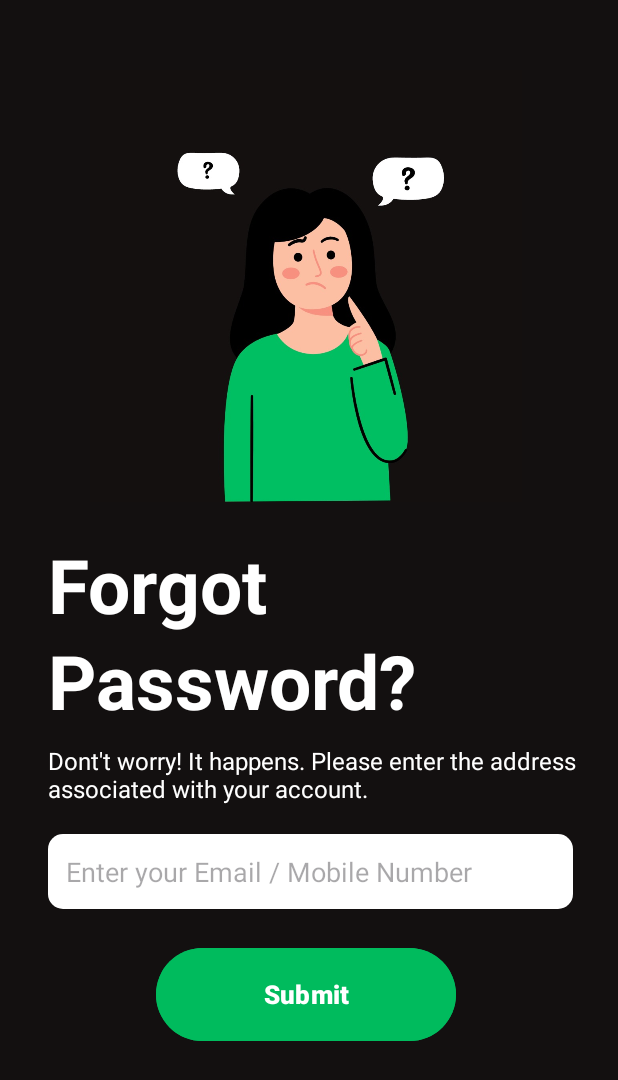
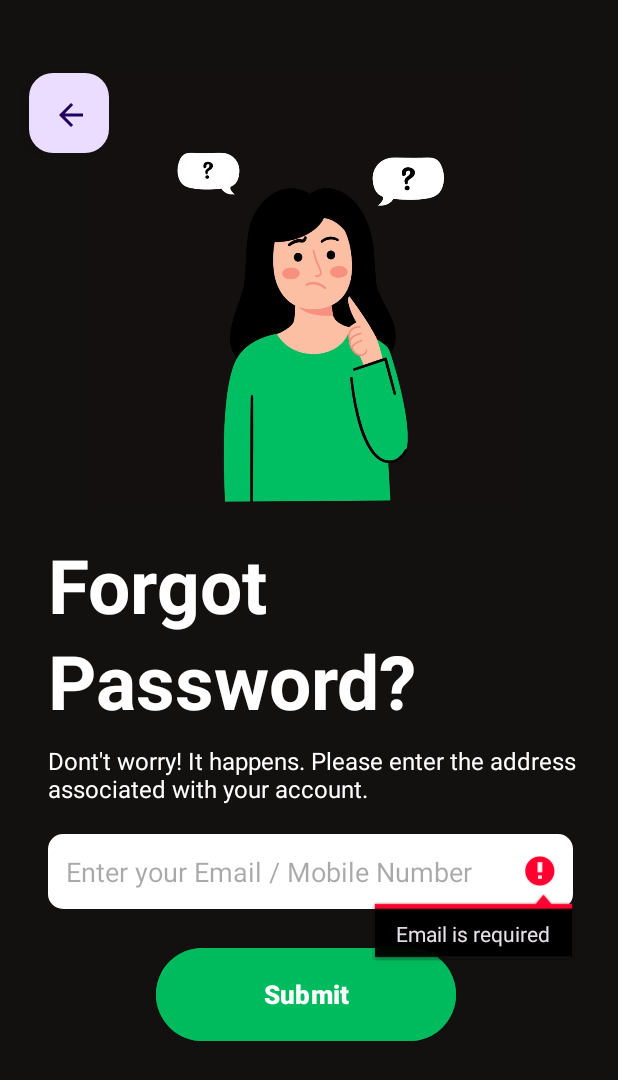
Before and after one commit to Vino200003/Recipeapp, an Android app: the forgot screen opened directly, with no data from a screen before it, after a tap on "Submit", on a phone screen of 412 x 824 dp. Shown: the top 1080 px of the screen. Run offline under Robolectric (Android 15) with nearby library versions, the phone set to English and light mode, and no system bars; our stand-ins replace Firebase (no records; nobody signed in at launch, a user with empty details on screens opened directly).

Commit message:
forgot password

```diff
--- a/app/src/main/java/com/example/project_chefino/forgot.java
+++ b/app/src/main/java/com/example/project_chefino/forgot.java
@@ -1,38 +1,71 @@
 package com.example.project_chefino;
 
-import android.content.Intent;
 import android.os.Bundle;
+import android.util.Patterns;
 import android.view.View;
 import android.widget.Button;
 import android.widget.EditText;
 import android.widget.Toast;
+import androidx.annotation.NonNull;
 import androidx.appcompat.app.AppCompatActivity;
+import com.google.android.gms.tasks.OnCompleteListener;
+import com.google.android.gms.tasks.Task;
+import com.google.firebase.auth.FirebaseAuth;
 
 public class forgot extends AppCompatActivity {
 
-    EditText emailOrPhone;
-    Button submit;
+    private FirebaseAuth mAuth;
+    private EditText emailInput;
+    private Button submitButton;
 
     @Override
     protected void onCreate(Bundle savedInstanceState) {
         super.onCreate(savedInstanceState);
-        setContentView(R.layout.activity_forgot); // Set your XML layout here
+        setContentView(R.layout.activity_forgot);  // Link to your forgot.xml layout
 
-        emailOrPhone = findViewById(R.id.emailorphone);
-        submit = findViewById(R.id.submit2);
+        // Initialize Firebase Auth
+        mAuth = FirebaseAuth.getInstance();
 
-        submit.setOnClickListener(new View.OnClickListener() {
+        // Initialize the views
+        emailInput = findViewById(R.id.emailorphone);  // EditText
+        submitButton = findViewById(R.id.submit2);      // Button
+
+        // Set an onClickListener for the submit button
+        submitButton.setOnClickListener(new View.OnClickListener() {
             @Override
             public void onClick(View v) {
-                String input = emailOrPhone.getText().toString().trim();
-                if (input.isEmpty()) {
-                    Toast.makeText(forgot.this, "Please enter your email or phone number", Toast.LENGTH_SHORT).show();
+                // Get email from the EditText
+                String email = emailInput.getText().toString().trim();
+
+                // Check if email is empty
+                if (email.isEmpty()) {
+                    emailInput.setError("Email is required");
+                    emailInput.requestFocus();
+                    return;
+                }
+
+                // Optionally, validate email format
+                if (!Patterns.EMAIL_ADDRESS.matcher(email).matches()) {
+                    emailInput.setError("Please provide a valid email");
+                    emailInput.requestFocus();
+                    return;
+                }
+
+                // Call the resetPassword method
+                resetPassword(email);
+            }
+        });
+    }
+
+    // Method to reset the password using Firebase
+    private void resetPassword(String email) {
+        mAuth.sendPasswordResetEmail(email).addOnCompleteListener(new OnCompleteListener<Void>() {
+            @Override
+            public void onComplete(@NonNull Task<Void> task) {
+                if (task.isSuccessful()) {
+                    Toast.makeText(forgot.this, "Check your email to reset your password!", Toast.LENGTH_LONG).show();
                 } else {
-                    // Assume sending OTP logic here
-                    Toast.makeText(forgot.this, "OTP sent to " + input, Toast.LENGTH_SHORT).show();
-                    // Redirect to OTP page
-                    Intent intent = new Intent(forgot.this, otp.class);
-                    startActivity(intent);
+                    Toast.makeText(forgot.this, "Failed to send reset email!", Toast.LENGTH_LONG).show();
                 }
             }
         });
--- a/app/src/main/res/layout/activity_forgot.xml
+++ b/app/src/main/res/layout/activity_forgot.xml
@@ -40,6 +40,22 @@
             app:layout_constraintStart_toStartOf="parent"
             app:layout_constraintTop_toTopOf="parent"
             app:srcCompat="@drawable/forgot" />
+
+        <com.google.android.material.floatingactionbutton.FloatingActionButton
+            android:id="@+id/back"
+            android:layout_width="56dp"
+            android:layout_height="53dp"
+            android:layout_margin="16dp"
+            android:contentDescription="Floating Action Button"
+            app:elevation="6dp"
+            app:layout_constraintBottom_toBottomOf="parent"
+            app:layout_constraintEnd_toEndOf="parent"
+            app:layout_constraintHorizontal_bias="0.011"
+            app:layout_constraintStart_toStartOf="parent"
+            app:layout_constraintTop_toTopOf="parent"
+            app:layout_constraintVertical_bias="0.044"
+            app:srcCompat="@drawable/baseline_arrow_back_24"
+            />
 
         <TextView
 
```
